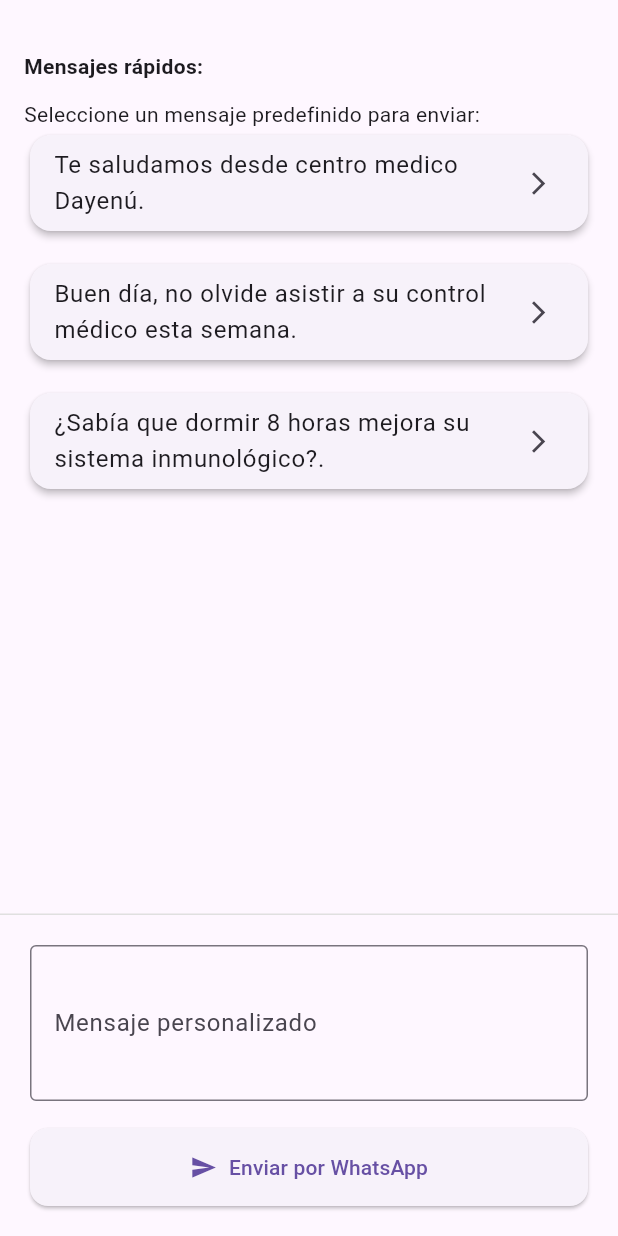
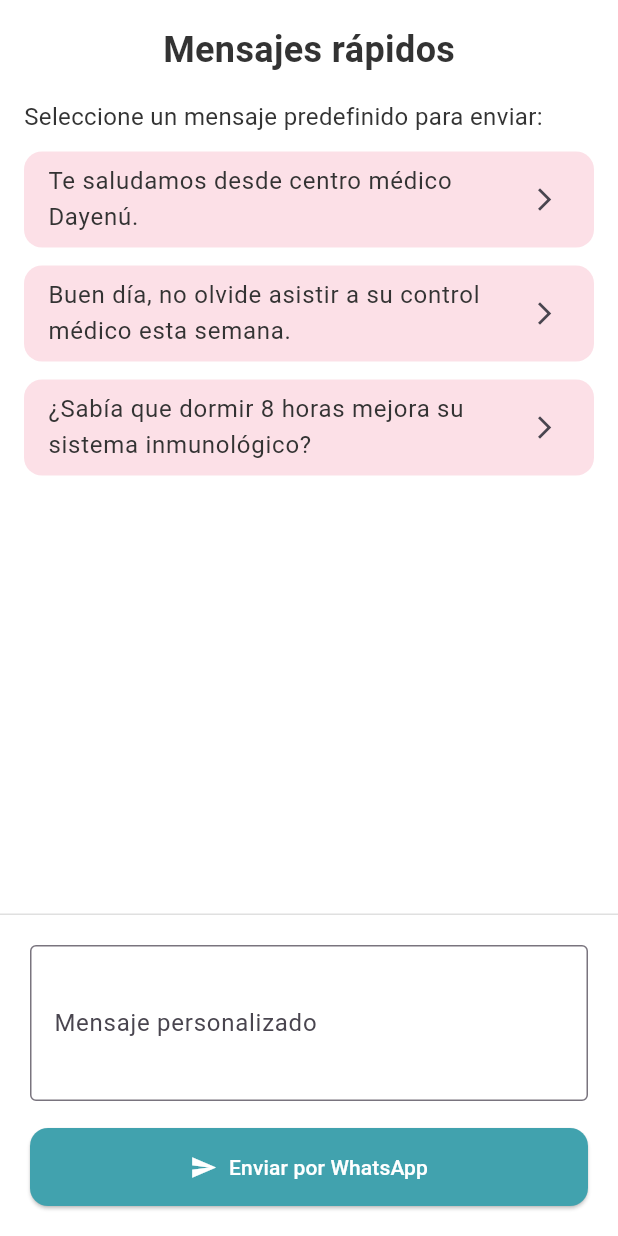
Before and after one commit to BernysCS/centro_medico_dayenu, a Flutter app: the PantallaMensajes screen opened directly, on a phone screen of 412 x 824 dp. Run offline on Flutter 3.47's test engine with Material 3 defaults, Android fonts, the phone set to English and light mode, and no system bars.

Commit message:
terminar diseño

```diff
--- a/lib/main.dart
+++ b/lib/main.dart
@@ -14,7 +14,7 @@ class MainApp extends StatelessWidget {
       title: 'Dayenú',
       debugShowCheckedModeBanner: false,
       theme: ThemeData(primarySwatch: Colors.teal),
-      home: const LoginScreen(), //Cambie Navegacion por el Login
+      home: const LoginScreen(),
     );
   }
 }
--- a/lib/mensajes/mensajes.dart
+++ b/lib/mensajes/mensajes.dart
@@ -1,15 +1,6 @@
-// en este archivo se agregá una opción para crear y enviar mensajes
+import 'package:centro_medico_dayenu/estilos/estilos.dart';
 import 'package:flutter/material.dart';
 import 'package:url_launcher/url_launcher.dart';
-
-void main() {
-  runApp(
-    const MaterialApp(
-      home: PantallaMensajes(),
-      debugShowCheckedModeBanner: false,
-    ),
-  );
-}
 
 class PantallaMensajes extends StatefulWidget {
   const PantallaMensajes({super.key});
@@ -23,30 +14,36 @@ class _PantallaMensajesState extends State<PantallaMensajes> {
   String? _mensajeSeleccionado;
 
   final List<String> _mensajesPreestablecidos = [
-    "Te saludamos desde centro medico Dayenú.",
+    "Te saludamos desde centro médico Dayenú.",
     "Buen día, no olvide asistir a su control médico esta semana.",
-    "¿Sabía que dormir 8 horas mejora su sistema inmunológico?.",
+    "¿Sabía que dormir 8 horas mejora su sistema inmunológico?",
   ];
 
   Future<void> _abrirWhatsApp(String mensaje) async {
-    final url = Uri.parse(
-      "https://wa.me/?text=${Uri.encodeComponent(mensaje)}",
-    );
+    final url = Uri.parse("https://wa.me/?text=${Uri.encodeComponent(mensaje)}");
     if (await canLaunchUrl(url)) {
       await launchUrl(url, mode: LaunchMode.externalApplication);
     } else {
-      ScaffoldMessenger.of(
-        context,
-      ).showSnackBar(const SnackBar(content: Text("Error al abrir WhatsApp")));
+      ScaffoldMessenger.of(context).showSnackBar(
+        const SnackBar(content: Text("Error al abrir WhatsApp")),
+      );
     }
   }
 
   @override
   Widget build(BuildContext context) {
     return Scaffold(
-      body: Column(
+      backgroundColor: AppColors.fondo,
+      body: SafeArea(
+        child: Column(
           children: [
-          const SizedBox(height: 34),
+            Padding(
+              padding: const EdgeInsets.all(16),
+              child: Text(
+                "Mensajes rápidos",
+                style: AppTextStyles.tituloSeccion,
+              ),
+            ),
 
             Expanded(
               child: SingleChildScrollView(
@@ -54,30 +51,31 @@ class _PantallaMensajesState extends State<PantallaMensajes> {
                 child: Column(
                   crossAxisAlignment: CrossAxisAlignment.start,
                   children: [
-                  const Text(
-                    "Mensajes rápidos:",
-                    style: TextStyle(fontWeight: FontWeight.bold),
+                    Text(
+                      "Seleccione un mensaje predefinido para enviar:",
+                      style: AppTextStyles.textoPrincipal,
                     ),
                     const SizedBox(height: 12),
-                  Text("Seleccione un mensaje predefinido para enviar:"),
+
+                    // Lista de mensajes
                     ListView.separated(
                       shrinkWrap: true,
                       physics: const NeverScrollableScrollPhysics(),
                       itemCount: _mensajesPreestablecidos.length,
-                    separatorBuilder: (_, __) => const SizedBox(height: 14),
+                      separatorBuilder: (_, __) => const SizedBox(height: 12),
                       itemBuilder: (context, index) {
                         final mensaje = _mensajesPreestablecidos[index];
-                      return Card(
-                        elevation: 2,
-                        shape: RoundedRectangleBorder(
-                          borderRadius: BorderRadius.circular(14),
+                        return Container(
+                          decoration: BoxDecoration(
+                            color: AppColors.rosa.withOpacity(0.3),
+                            borderRadius: BorderRadius.circular(12),
                           ),
                           child: ListTile(
-                          title: Text(mensaje),
-                          trailing: const Icon(
-                            Icons.arrow_forward_ios,
-                            size: 18,
+                            title: Text(
+                              mensaje,
+                              style: AppTextStyles.textoPrincipal,
                             ),
+                            trailing: const Icon(Icons.arrow_forward_ios, size: 18),
                             onTap: () {
                               setState(() {
                                 _mensajeSeleccionado = mensaje;
@@ -94,9 +92,11 @@ class _PantallaMensajesState extends State<PantallaMensajes> {
               ),
             ),
 
+            // Área inferior
             Container(
               padding: const EdgeInsets.all(20),
               decoration: BoxDecoration(
+                color: AppColors.fondo,
                 border: Border(top: BorderSide(color: Colors.grey[300]!)),
               ),
               child: Column(
@@ -114,6 +114,7 @@ class _PantallaMensajesState extends State<PantallaMensajes> {
                     width: double.infinity,
                     child: ElevatedButton.icon(
                       style: ElevatedButton.styleFrom(
+                        backgroundColor: AppColors.azul,
                         padding: const EdgeInsets.symmetric(vertical: 16),
                         shape: RoundedRectangleBorder(
                           borderRadius: BorderRadius.circular(12),
@@ -125,8 +126,11 @@ class _PantallaMensajesState extends State<PantallaMensajes> {
                           _abrirWhatsApp(mensaje);
                         }
                       },
-                    icon: const Icon(Icons.send),
-                    label: const Text("Enviar por WhatsApp"),
+                      icon: const Icon(Icons.send, color: Colors.white),
+                      label: const Text(
+                        "Enviar por WhatsApp",
+                        style: TextStyle(color: Colors.white),
+                      ),
                     ),
                   ),
                 ],
@@ -134,6 +138,7 @@ class _PantallaMensajesState extends State<PantallaMensajes> {
             ),
           ],
         ),
+      ),
     );
   }
 }
--- a/lib/navegacion.dart
+++ b/lib/navegacion.dart
@@ -11,7 +11,7 @@ class Navegacion extends StatefulWidget {
   const Navegacion({
     super.key,
     required this.tipoUsuario,
-  }); // Añadi para que los parametro fueran requeridos.
+  });
 
   final String tipoUsuario; //Esta variable recibe el tipo usuario.
 
@@ -51,7 +51,6 @@ class _NavegacionState extends State<Navegacion> {
     });
   }
 
-  // Añadi este método para cerrar sesión
   void _logout(BuildContext context) {
     Navigator.pushReplacement(
       context,
--- a/lib/reportes/reportes.dart
+++ b/lib/reportes/reportes.dart
@@ -7,9 +7,9 @@ class PantallaReportes extends StatelessWidget {
   @override
   Widget build(BuildContext context) {
     final Map<String, String> datos = {
-      'Pacientes': '142',
-      'Citas hoy': '15',
-      'Ingresos': 'Lps2,340',
+      'Total citas': '142',
+      'Citas canceladas': '15',
+      'Ingresos': 'Lps 2,340',
     };
 
     return Scaffold(
@@ -24,13 +24,13 @@ class PantallaReportes extends StatelessWidget {
               shape: RoundedRectangleBorder(
                 borderRadius: BorderRadius.circular(16),
                 side: BorderSide(
-                  color: AppColors.fucsia.withOpacity(0.3),
+                  color: AppColors.fucsia.withValues(alpha: 0.3),
                   width: 1.5,
                 ),
               ),
               elevation: 6,
               color: Colors.white,
-              shadowColor: AppColors.fucsia.withOpacity(0.3),
+              shadowColor: AppColors.fucsia.withValues(alpha: 0.3),
               child: Padding(
                 padding: const EdgeInsets.symmetric(
                   vertical: 24,
@@ -69,7 +69,7 @@ class PantallaReportes extends StatelessWidget {
               'Actualizado: ${DateTime.now().day}/${DateTime.now().month}/${DateTime.now().year}',
               style: AppTextStyles.textoPequeno.copyWith(
                 fontStyle: FontStyle.italic,
-                color: AppColors.verde.withOpacity(0.7),
+                color: AppColors.verde,
               ),
             ),
           ],
```
Lines whose indentation alone changed are shown as unchanged.
